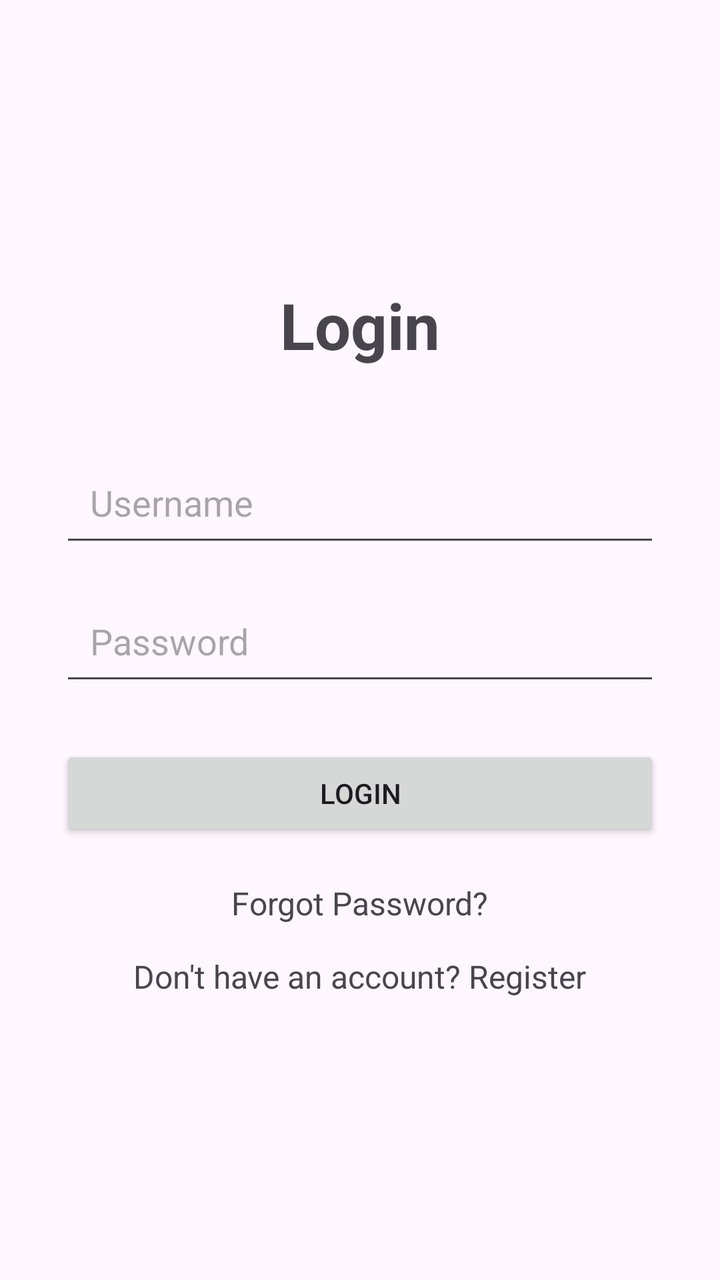
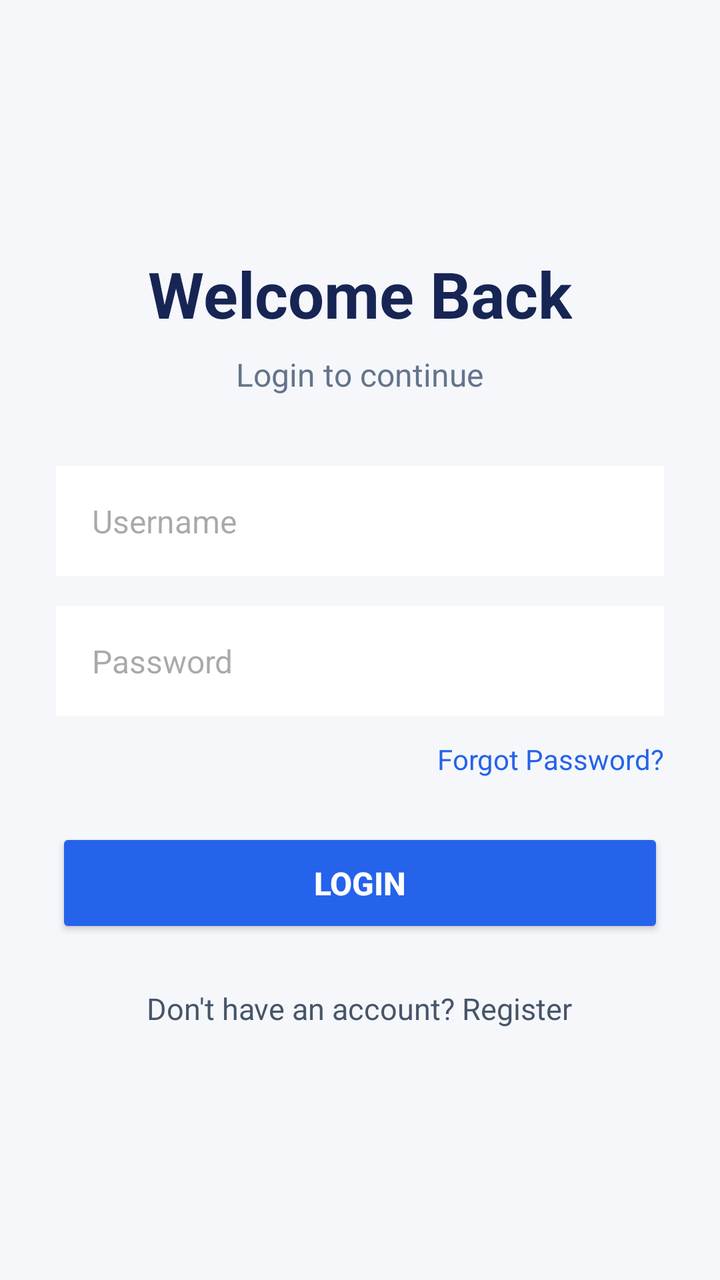

Before-and-after screenshots of an Android layout around one commit, followed by the original layout XML and the change that was made.
<!-- AndroidManifest.xml: application theme Theme.LogInApp -->
<!-- res/layout/activity_main.xml -->
<?xml version="1.0" encoding="utf-8"?>
<LinearLayout
    xmlns:android="http://schemas.android.com/apk/res/android"
    android:layout_width="match_parent"
    android:layout_height="match_parent"
    android:orientation="vertical"
    android:gravity="center"
    android:padding="30dp">

    <TextView
        android:layout_width="wrap_content"
        android:layout_height="wrap_content"
        android:text="Login"
        android:textSize="32sp"
        android:textStyle="bold"
        android:layout_marginBottom="40dp"/>

    <EditText
        android:id="@+id/usernameEditText"
        android:layout_width="match_parent"
        android:layout_height="wrap_content"
        android:hint="Username"
        android:inputType="text"
        android:padding="15dp"/>

    <EditText
        android:id="@+id/passwordEditText"
        android:layout_width="match_parent"
        android:layout_height="wrap_content"
        android:hint="Password"
        android:inputType="textPassword"
        android:padding="15dp"
        android:layout_marginTop="15dp"/>

    <Button
        android:id="@+id/loginButton"
        android:layout_width="match_parent"
        android:layout_height="wrap_content"
        android:text="Login"
        android:layout_marginTop="25dp"/>

    <TextView
        android:id="@+id/forgotPasswordText"
        android:layout_width="wrap_content"
        android:layout_height="wrap_content"
        android:text="Forgot Password?"
        android:textSize="16sp"
        android:layout_marginTop="20dp"/>

    <TextView
        android:id="@+id/registerText"
        android:layout_width="wrap_content"
        android:layout_height="wrap_content"
        android:text="Don't have an account? Register"
        android:textSize="16sp"
        android:layout_marginTop="15dp"/>

</LinearLayout>
<!-- resources referenced by this layout -->
<resources>
  <style name="Theme.LogInApp" parent="Base.Theme.LogInApp" />
  <style name="Base.Theme.LogInApp" parent="Theme.Material3.DayNight.NoActionBar">
          
          
      </style>
</resources>

<!-- the commit's change to res/layout/activity_main.xml (unified diff, before → after) -->
@@ -5,54 +5,84 @@
     android:layout_height="match_parent"
     android:orientation="vertical"
     android:gravity="center"
-    android:padding="30dp">
+    android:padding="28dp"
+    android:background="#F5F7FB">
 
+    
     <TextView
         android:layout_width="wrap_content"
         android:layout_height="wrap_content"
-        android:text="Login"
+        android:text="Welcome Back"
         android:textSize="32sp"
         android:textStyle="bold"
-        android:layout_marginBottom="40dp"/>
+        android:textColor="#172554"
+        android:layout_marginBottom="8dp"/>
 
+    
+    <TextView
+        android:layout_width="wrap_content"
+        android:layout_height="wrap_content"
+        android:text="Login to continue"
+        android:textSize="16sp"
+        android:textColor="#64748B"
+        android:layout_marginBottom="35dp"/>
+
+    
     <EditText
         android:id="@+id/usernameEditText"
         android:layout_width="match_parent"
-        android:layout_height="wrap_content"
+        android:layout_height="55dp"
         android:hint="Username"
+        android:textSize="16sp"
+        android:paddingStart="18dp"
+        android:paddingEnd="18dp"
+        android:background="#FFFFFF"
         android:inputType="text"
-        android:padding="15dp"/>
+        android:layout_marginBottom="15dp"/>
 
+    
     <EditText
         android:id="@+id/passwordEditText"
         android:layout_width="match_parent"
-        android:layout_height="wrap_content"
+        android:layout_height="55dp"
         android:hint="Password"
-        android:inputType="textPassword"
-        android:padding="15dp"
-        android:layout_marginTop="15dp"/>
+        android:textSize="16sp"
+        android:paddingStart="18dp"
+        android:paddingEnd="18dp"
+        android:background="#FFFFFF"
+        android:inputType="textPassword"/>
 
-    <Button
-        android:id="@+id/loginButton"
-        android:layout_width="match_parent"
-        android:layout_height="wrap_content"
-        android:text="Login"
-        android:layout_marginTop="25dp"/>
-
+    
     <TextView
         android:id="@+id/forgotPasswordText"
         android:layout_width="wrap_content"
         android:layout_height="wrap_content"
         android:text="Forgot Password?"
+        android:textSize="14sp"
+        android:textColor="#2563EB"
+        android:layout_gravity="end"
+        android:layout_marginTop="12dp"/>
+
+    
+    <Button
+        android:id="@+id/loginButton"
+        android:layout_width="match_parent"
+        android:layout_height="55dp"
+        android:text="Login"
         android:textSize="16sp"
-        android:layout_marginTop="20dp"/>
+        android:textStyle="bold"
+        android:textColor="#FFFFFF"
+        android:backgroundTint="#2563EB"
+        android:layout_marginTop="25dp"/>
 
+    
     <TextView
         android:id="@+id/registerText"
         android:layout_width="wrap_content"
         android:layout_height="wrap_content"
         android:text="Don't have an account? Register"
-        android:textSize="16sp"
-        android:layout_marginTop="15dp"/>
+        android:textSize="15sp"
+        android:textColor="#475569"
+        android:layout_marginTop="25dp"/>
 
 </LinearLayout>
